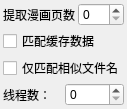
Above: components/widget_setting_match/res/setting_match.ui from PPJUST/ComicDup before the change. Below: the same form after it.
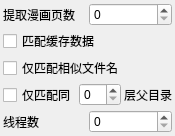
That is the form after the change.

```diff
--- a/components/widget_setting_match/res/setting_match.ui
+++ b/components/widget_setting_match/res/setting_match.ui
@@ -6,8 +6,8 @@
    <rect>
     <x>0</x>
     <y>0</y>
-    <width>125</width>
-    <height>99</height>
+    <width>175</width>
+    <height>125</height>
    </rect>
   </property>
   <property name="windowTitle">
@@ -57,12 +57,33 @@
      </property>
     </widget>
    </item>
+   <item>
+    <layout class="QHBoxLayout" name="horizontalLayout_2">
+     <item>
+      <widget class="QCheckBox" name="checkBox_same_parent_folder">
+       <property name="text">
+        <string>仅匹配同</string>
+       </property>
+      </widget>
+     </item>
+     <item>
+      <widget class="QSpinBox" name="spinBox_same_parent_folder"/>
+     </item>
+     <item>
+      <widget class="QLabel" name="label">
+       <property name="text">
+        <string>层父目录</string>
+       </property>
+      </widget>
+     </item>
+    </layout>
+   </item>
    <item>
     <layout class="QHBoxLayout" name="horizontalLayout_3">
      <item>
       <widget class="QLabel" name="label_2">
        <property name="text">
-        <string>线程数：</string>
+        <string>线程数</string>
        </property>
       </widget>
      </item>
```
